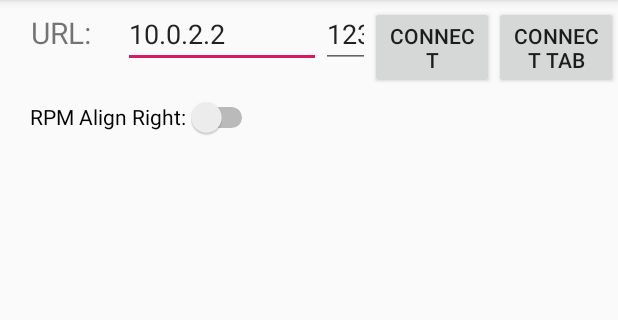
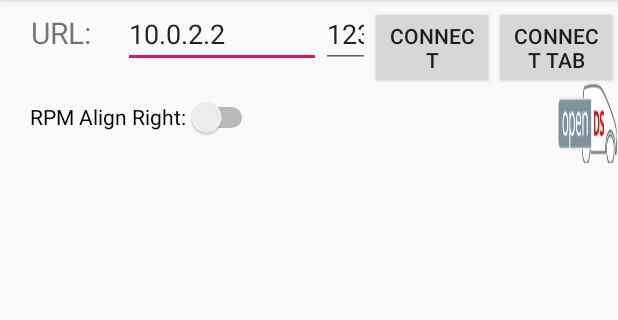
Before and after one commit to hamzasAnwar/OpenDSGauge, an Android app: the screen it shows after launch (TcpConfig), on a phone screen of 412 x 824 dp, the part 84-404 px from its top. Run offline under Robolectric (Android 15) with nearby library versions, the phone set to English and light mode, and no system bars.

Commit message:
-added opends logo

```diff
--- a/app/src/main/AndroidManifest.xml
+++ b/app/src/main/AndroidManifest.xml
@@ -7,7 +7,6 @@
         android:allowBackup="true"
         android:icon="@mipmap/ic_launcher"
         android:label="@string/app_name"
-        android:roundIcon="@mipmap/ic_launcher_round"
         android:supportsRtl="true"
         android:theme="@style/AppTheme">
         <activity android:name=".TcpConfig">
--- a/app/src/main/res/layout/activity_tcp_config.xml
+++ b/app/src/main/res/layout/activity_tcp_config.xml
@@ -70,6 +70,14 @@
             android:layout_height="45dp"
             android:text="@string/rpm_align_right"
             android:layout_marginStart="20dp" />
+
+        <ImageView
+            android:paddingLeft="200dp"
+            android:layout_width="wrap_content"
+            android:layout_height="wrap_content"
+            android:src="@drawable/opends"
+            android:scaleType="fitXY"
+            android:layout_gravity="center_horizontal"/>
     </LinearLayout>
 
 </LinearLayout>
```
Also changed, not shown: app/src/main/res/layout/activity_main.xml (+8 -0 lines), app/src/main/res/drawable/opends.png (added), app/src/main/res/mipmap-hdpi/ic_launcher.png, app/src/main/res/mipmap-hdpi/ic_launcher_round.png (deleted), app/src/main/res/mipmap-mdpi/ic_launcher.png, app/src/main/res/mipmap-mdpi/ic_launcher_round.png (deleted), app/src/main/res/mipmap-xhdpi/ic_launcher.png, app/src/main/res/mipmap-xhdpi/ic_launcher_round.png (deleted), app/src/main/res/mipmap-xxhdpi/ic_launcher.png, app/src/main/res/mipmap-xxhdpi/ic_launcher_round.png (deleted), app/src/main/res/mipmap-xxxhdpi/ic_launcher.png, app/src/main/res/mipmap-xxxhdpi/ic_launcher_round.png (deleted).
